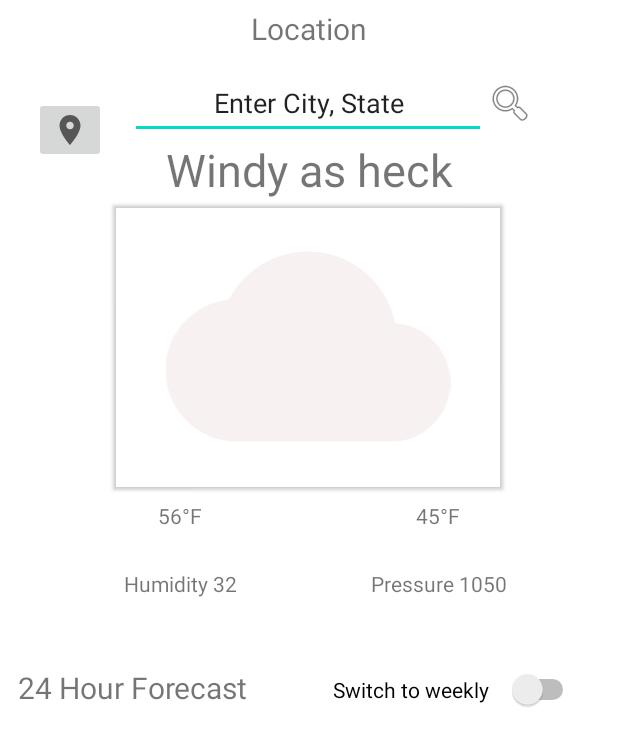
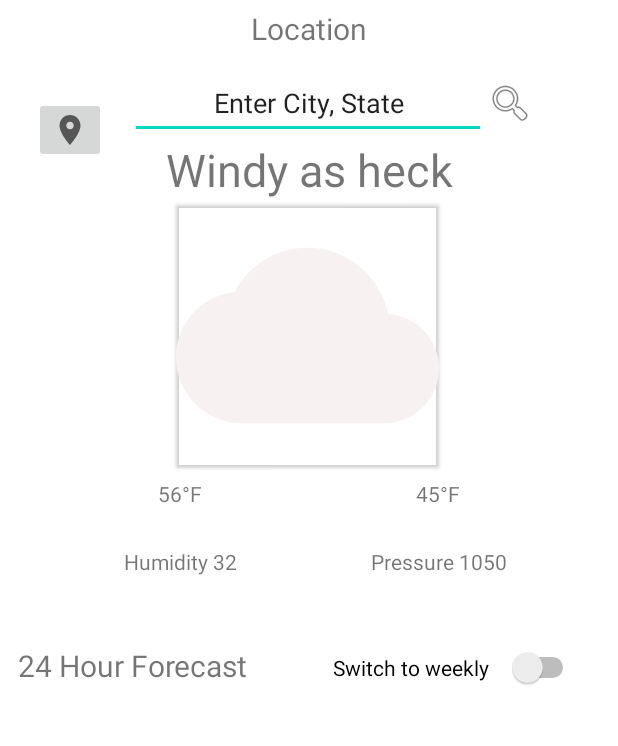
Before and after one commit to Killian-H/Mobile-Application-Project, an Android app: the layout fragment_weather.xml on its own in the app's theme, with its tools: preview values and no code run, on a phone screen of 412 x 824 dp. Shown: the top 746 px of the screen. Run offline under Robolectric (Android 15) with nearby library versions, the phone set to English and light mode, and no system bars; network calls fail.

Commit message:
Added Picasso Dependency for loading url icons Updated weather icons to pull from api

```diff
--- a/app/src/main/java/edu/uw/tcss450/group7/chatapp/ui/weather/Weather_Current.java
+++ b/app/src/main/java/edu/uw/tcss450/group7/chatapp/ui/weather/Weather_Current.java
@@ -25,6 +25,7 @@ public class Weather_Current {
     private String myLongDescription;
 
 
+
     Weather_Current(JSONObject theJson) throws JSONException {
         try{
             myTime= theJson.getDouble("dt");
@@ -36,7 +37,7 @@ public class Weather_Current {
             myPressure = theJson.getDouble("pressure");
             myHumidity = theJson.getDouble("humidity");
             myWindSpeed = theJson.getDouble("wind_speed");
-            myWindGust = theJson.getDouble("wind_gust");
+           // myWindGust = theJson.getDouble("wind_gust");
             JSONObject weatherJson = (JSONObject) theJson.getJSONArray("weather").get(0);
             myID = weatherJson.getInt("id");
             myIconID = weatherJson.getString("icon");
--- a/app/src/main/res/layout/fragment_weather.xml
+++ b/app/src/main/res/layout/fragment_weather.xml
@@ -64,12 +64,12 @@
 
     <ImageView
         android:id="@+id/weather_condition_icon"
-        android:layout_width="260dp"
-        android:layout_height="190dp"
+        android:layout_width="175dp"
+        android:layout_height="175dp"
         android:contentDescription="@string/weather_contentDescription"
+        android:elevation="1.5dp"
+        android:outlineProvider="bounds"
         android:src="@drawable/ic_weather_white_24dp"
-        android:outlineProvider="bounds"
-        android:elevation="1.5dp"
         app:layout_constraintEnd_toEndOf="parent"
         app:layout_constraintHorizontal_bias="0.496"
         app:layout_constraintStart_toStartOf="parent"
--- a/app/src/main/res/layout/fragment_weather_card_rv.xml
+++ b/app/src/main/res/layout/fragment_weather_card_rv.xml
@@ -29,8 +29,8 @@
 
             <ImageView
                 android:id="@+id/weather_card_icon"
-                android:layout_width="58dp"
-                android:layout_height="48dp"
+                android:layout_width="50dp"
+                android:layout_height="50dp"
                 app:layout_constraintEnd_toEndOf="parent"
                 app:layout_constraintHorizontal_bias="0.49"
                 app:layout_constraintStart_toStartOf="parent"
```
Also changed, not shown: app/src/main/java/edu/uw/tcss450/group7/chatapp/ui/weather/Fragment_weather.java (+13 -3 lines), app/src/main/java/edu/uw/tcss450/group7/chatapp/ui/weather/Weather_RecycleViewAdapter.java (+7 -4 lines).
